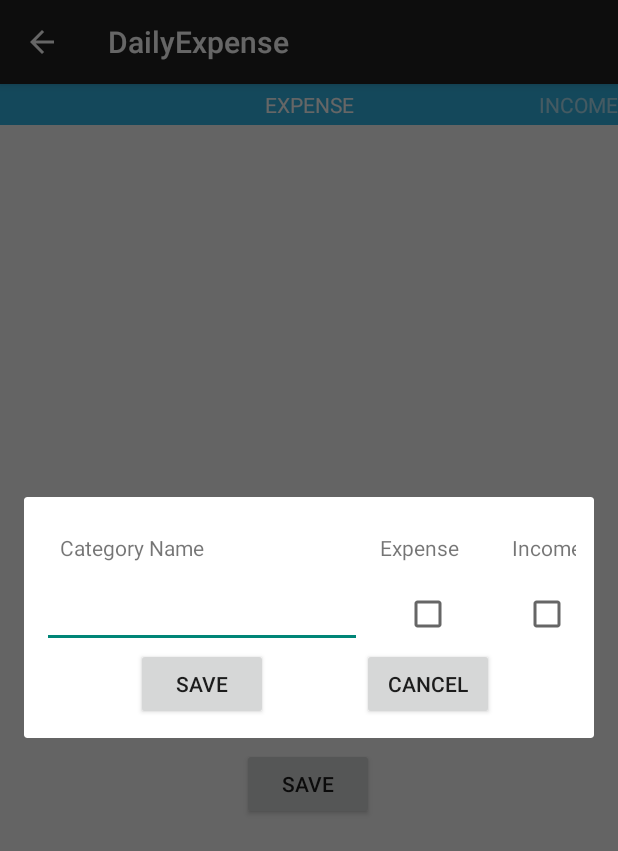
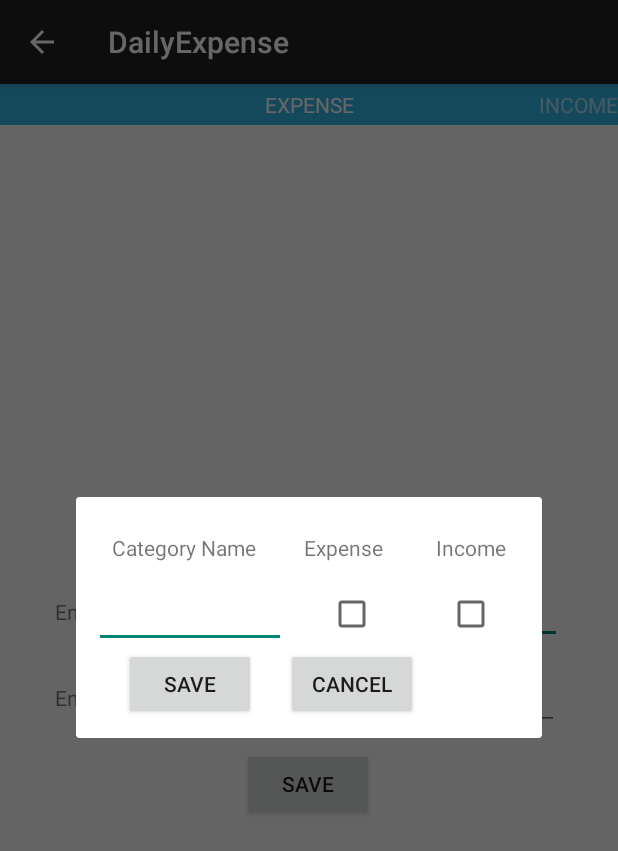
Before and after one commit to shafiblogs/DailyExpense, an Android app: the screen it shows after launch (HomeActivity), after a tap on an icon or button, on a phone screen of 412 x 824 dp. Shown: the top 851 px of the screen. Run offline under Robolectric (Android 15) with nearby library versions, the phone set to English and light mode, and no system bars.

Commit message:
design issue fixed

```diff
--- a/app/src/main/java/com/de/fragment/EntryFragment.java
+++ b/app/src/main/java/com/de/fragment/EntryFragment.java
@@ -78,7 +78,7 @@ public class EntryFragment extends Fragment implements OnFragmentResult {
         fragmentType = getArguments().getInt(ARG_SECTION_NUMBER, 0);
 
         Calendar c = Calendar.getInstance();
-        SimpleDateFormat df = new SimpleDateFormat("dd MMM yyyy HH:mm:ss");
+        SimpleDateFormat df = new SimpleDateFormat("dd MMM");
         todayString = df.format(c.getTime());
 
         ((Button) rootView.findViewById(R.id.btn_save)).setOnClickListener(new View.OnClickListener() {
--- a/app/src/main/res/layout/dialog_category.xml
+++ b/app/src/main/res/layout/dialog_category.xml
@@ -42,7 +42,7 @@
                 android:id="@+id/et_category_name"
                 android:layout_width="wrap_content"
                 android:layout_height="wrap_content"
-                android:ems="10" />
+                android:ems="6" />
 
             <CheckBox
                 android:id="@+id/ch_expense"
--- a/app/src/main/res/layout/fragment_entry.xml
+++ b/app/src/main/res/layout/fragment_entry.xml
@@ -21,9 +21,7 @@
             android:layout_height="wrap_content"
             android:layout_alignBaseline="@+id/sp_category"
             android:layout_toRightOf="@+id/sp_category"
-            android:background="@drawable/add"
-
-            />
+            android:background="@drawable/add" />
 
         <TextView
             android:id="@+id/tv_amount"
--- a/app/src/main/res/values/dimens.xml
+++ b/app/src/main/res/values/dimens.xml
@@ -4,7 +4,7 @@
     <dimen name="activity_vertical_margin">16dp</dimen>
 
     <!-- Screen Sizes -->
-    <dimen name="slide_menu_width">250dp</dimen>
+    <dimen name="slide_menu_width">150dp</dimen>
     <dimen name="margin_space1">1dp</dimen>
     <dimen name="margin_space2">2dp</dimen>
     <dimen name="margin_tiny">4dp</dimen>
```
Also changed, not shown: app/src/main/java/com/de/fragment/HomeFragment.java (+1 -41 lines), app/src/main/res/layout/custom_slidemenu.xml (+4 -5 lines).
